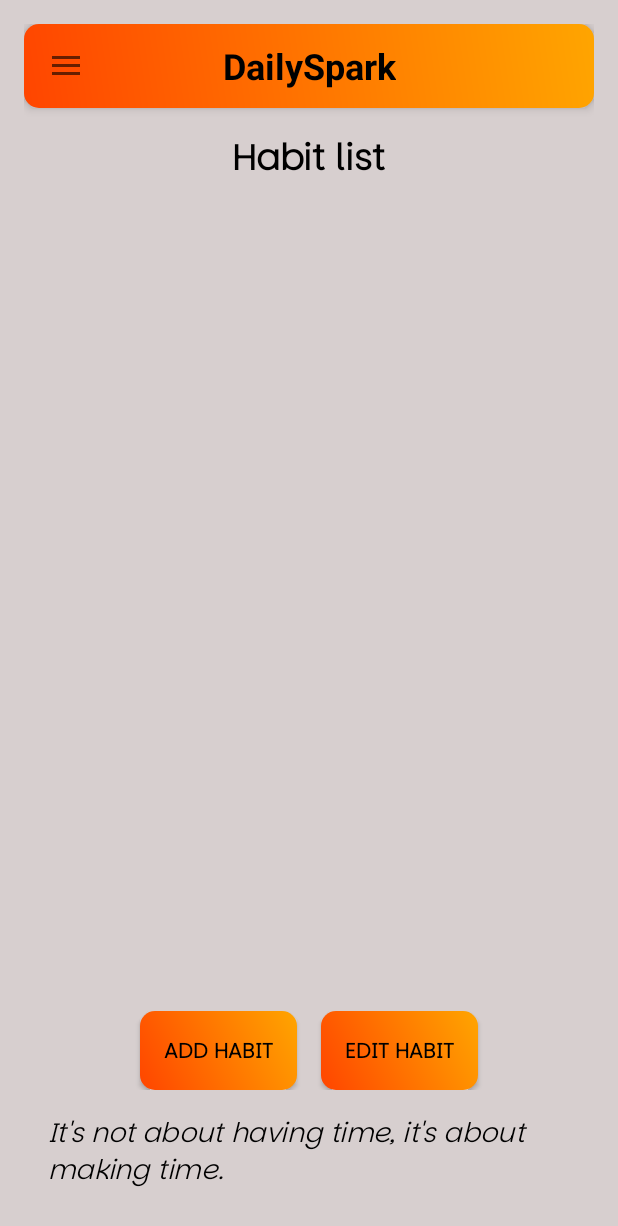
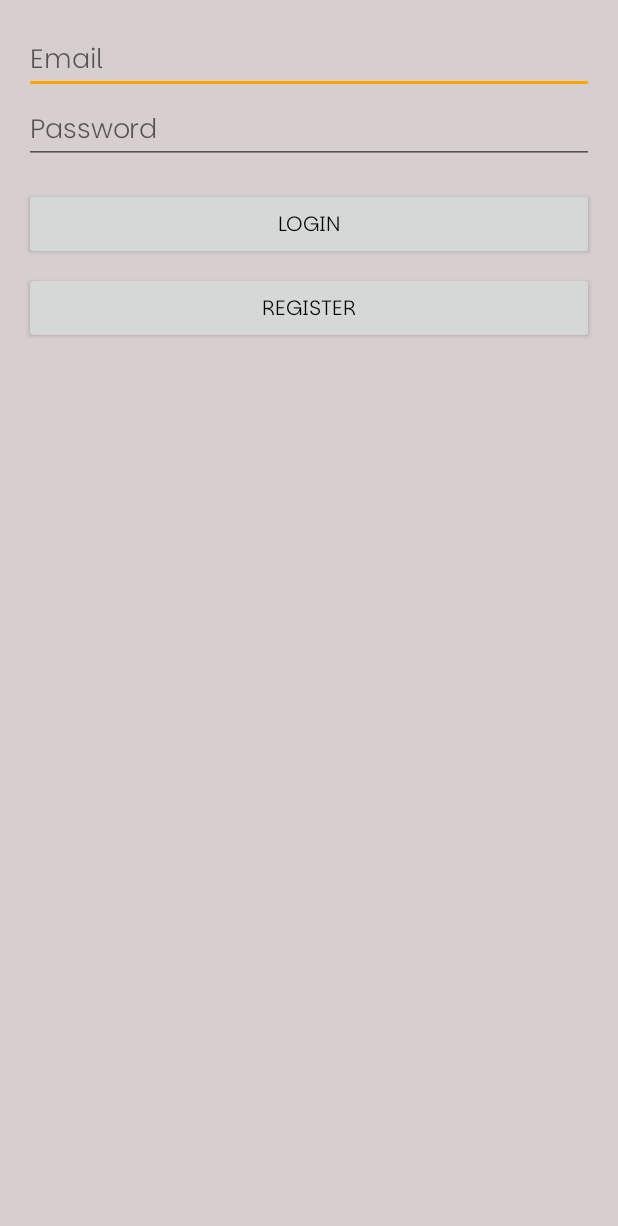
Before and after one commit to plexurex/hfyya3_DailySpark, an Android app: the screen it shows after launch (MainActivity before the commit, AuthenticationActivity after it), on a phone screen of 412 x 824 dp. Shown: the top 1226 px of the screen. Run offline under Robolectric (Android 15) with nearby library versions, the phone set to English and light mode, and no system bars; our stand-ins replace Firebase (no records; nobody signed in at launch, a user with empty details on screens opened directly).

Commit message:
added authentication feature to app

```diff
--- a/app/build.gradle.kts
+++ b/app/build.gradle.kts
@@ -3,6 +3,7 @@ plugins {
     kotlin("android")
     kotlin("kapt")
     id("com.google.gms.google-services")
+
 }
 
 android {
@@ -98,6 +99,10 @@ dependencies {
     implementation ("com.github.bumptech.glide:glide:4.12.0")
     annotationProcessor ("com.github.bumptech.glide:compiler:4.12.0")
 
+    implementation ("com.google.firebase:firebase-auth:21.0.1")
+
+
+
 
 
 
--- a/app/src/main/AndroidManifest.xml
+++ b/app/src/main/AndroidManifest.xml
@@ -14,7 +14,7 @@
         android:roundIcon="@mipmap/ic_launcher_round"
         android:supportsRtl="true"
         android:theme="@style/Theme.DailySpark.Main">
-
+        <activity android:name=".ui.AuthenticationActivity" />
         <!-- Splash Activity -->
         <activity android:name=".SplashActivity"
             android:exported="true">
--- a/app/src/main/java/com/yousefwissam/dailyspark/SplashActivity.kt
+++ b/app/src/main/java/com/yousefwissam/dailyspark/SplashActivity.kt
@@ -5,26 +5,29 @@ import android.os.Bundle
 import android.os.Handler
 import android.os.Looper
 import androidx.appcompat.app.AppCompatActivity
-import android.widget.ImageView
-import android.widget.ProgressBar
-import android.widget.TextView
-import com.yousefwissam.dailyspark.R
+import com.google.firebase.auth.FirebaseAuth
+import com.yousefwissam.dailyspark.ui.AuthenticationActivity
 
 class SplashActivity : AppCompatActivity() {
+
+    private lateinit var auth: FirebaseAuth
+
     override fun onCreate(savedInstanceState: Bundle?) {
         super.onCreate(savedInstanceState)
         setContentView(R.layout.activity_splash)
 
-        // Find views using findViewById
-        val logoImageView: ImageView = findViewById(R.id.logoImageView)
-        val progressBar: ProgressBar = findViewById(R.id.progressBar)
-        val loadingText: TextView = findViewById(R.id.loadingText)
+        auth = FirebaseAuth.getInstance()
 
-        // Wait for 3 seconds before transitioning to the MainActivity
         Handler(Looper.getMainLooper()).postDelayed({
-            val intent = Intent(this, MainActivity::class.java)
-            startActivity(intent)
+            val currentUser = auth.currentUser
+            if (currentUser != null) {
+                // User is already logged in
+                startActivity(Intent(this, MainActivity::class.java))
+            } else {
+                // User is not logged in
+                startActivity(Intent(this, AuthenticationActivity::class.java))
+            }
             finish()
-        }, 3000) // 3 seconds delay
+        }, 3000) // Show splash screen for 3 seconds
     }
 }
--- /dev/null
+++ b/app/src/main/java/com/yousefwissam/dailyspark/ui/AuthenticationActivity.kt
@@ -0,0 +1,93 @@
+package com.yousefwissam.dailyspark.ui
+
+import android.content.Intent
+import android.os.Bundle
+import android.widget.Button
+import android.widget.EditText
+import android.widget.Toast
+import androidx.appcompat.app.AppCompatActivity
+import com.google.firebase.auth.FirebaseAuth
+import com.google.firebase.auth.FirebaseUser
+import com.google.firebase.firestore.FirebaseFirestore
+import com.yousefwissam.dailyspark.MainActivity
+import com.yousefwissam.dailyspark.R
+
+class AuthenticationActivity : AppCompatActivity() {
+
+    private lateinit var auth: FirebaseAuth
+    private lateinit var emailEditText: EditText
+    private lateinit var passwordEditText: EditText
+    private lateinit var loginButton: Button
+    private lateinit var registerButton: Button
+    private val db = FirebaseFirestore.getInstance()
+
+    override fun onCreate(savedInstanceState: Bundle?) {
+        super.onCreate(savedInstanceState)
+        setContentView(R.layout.activity_authentication)
+
+        auth = FirebaseAuth.getInstance()
+
+        emailEditText = findViewById(R.id.editTextEmail)
+        passwordEditText = findViewById(R.id.editTextPassword)
+        loginButton = findViewById(R.id.buttonLogin)
+        registerButton = findViewById(R.id.buttonRegister)
+
+        loginButton.setOnClickListener {
+            val email = emailEditText.text.toString()
+            val password = passwordEditText.text.toString()
+
+            if (email.isNotEmpty() && password.isNotEmpty()) {
+                loginUser(email, password)
+            } else {
+                Toast.makeText(this, "Please enter email and password", Toast.LENGTH_SHORT).show()
+            }
+        }
+
+        registerButton.setOnClickListener {
+            val email = emailEditText.text.toString()
+            val password = passwordEditText.text.toString()
+
+            if (email.isNotEmpty() && password.isNotEmpty()) {
+                registerUser(email, password)
+            } else {
+                Toast.makeText(this, "Please enter email and password", Toast.LENGTH_SHORT).show()
+            }
+        }
+    }
+
+    private fun loginUser(email: String, password: String) {
+        auth.signInWithEmailAndPassword(email, password)
+            .addOnCompleteListener { task ->
+                if (task.isSuccessful) {
+                    val user = auth.currentUser
+                    updateUI(user)
+                } else {
+                    Toast.makeText(this, "Authentication failed.", Toast.LENGTH_SHORT).show()
+                }
+            }
+    }
+
+    private fun registerUser(email: String, password: String) {
+        auth.createUserWithEmailAndPassword(email, password)
+            .addOnCompleteListener { task ->
+                if (task.isSuccessful) {
+                    val user = auth.currentUser
+                    user?.let {
+                        // Save user details to Firestore
+                        val userData = mapOf("email" to user.email, "name" to "User")
+                        db.collection("users").document(user.uid).set(userData)
+                    }
+                    updateUI(user)
+                } else {
+                    Toast.makeText(this, "Registration failed.", Toast.LENGTH_SHORT).show()
+                }
+            }
+    }
+
+    private fun updateUI(user: FirebaseUser?) {
+        if (user != null) {
+            startActivity(Intent(this, MainActivity::class.java))
+            finish()
+        }
+    }
+}
--- /dev/null
+++ b/app/src/main/res/layout/activity_authentication.xml
@@ -0,0 +1,34 @@
+<LinearLayout
+    xmlns:android="http://schemas.android.com/apk/res/android"
+    android:layout_width="match_parent"
+    android:layout_height="match_parent"
+    android:orientation="vertical"
+    android:padding="16dp">
+
+    <EditText
+        android:id="@+id/editTextEmail"
+        android:layout_width="match_parent"
+        android:layout_height="wrap_content"
+        android:hint="Email" />
+
+    <EditText
+        android:id="@+id/editTextPassword"
+        android:layout_width="match_parent"
+        android:layout_height="wrap_content"
+        android:hint="Password"
+        android:inputType="textPassword" />
+
+    <Button
+        android:id="@+id/buttonLogin"
+        android:layout_width="match_parent"
+        android:layout_height="wrap_content"
+        android:text="Login"
+        android:layout_marginTop="16dp" />
+
+    <Button
+        android:id="@+id/buttonRegister"
+        android:layout_width="match_parent"
+        android:layout_height="wrap_content"
+        android:text="Register"
+        android:layout_marginTop="8dp" />
+</LinearLayout>
```
Also changed, not shown: app/src/main/java/com/yousefwissam/dailyspark/ProfileActivity.kt (+11 -10 lines), app/src/main/java/com/yousefwissam/dailyspark/SettingsActivity.kt (+19 -1 lines), app/src/main/res/layout/activity_settings.xml (+18 -7 lines).
